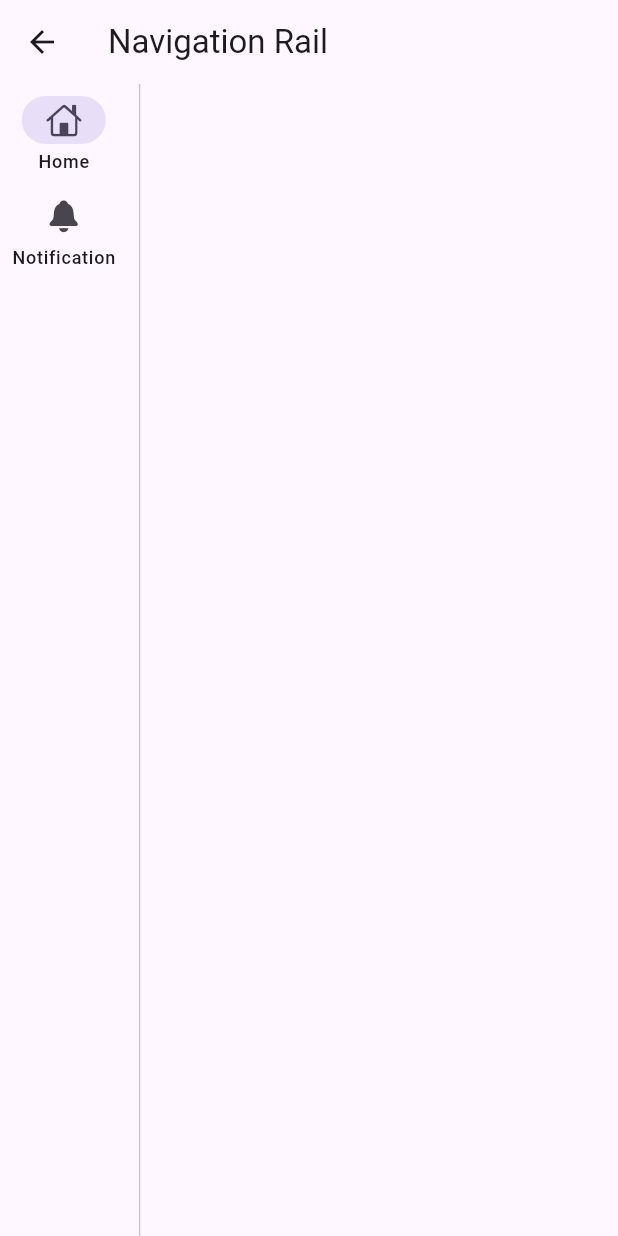
After one commit to darshanpatellr/widget_of_week, a Flutter app: the NavigationRailScreen screen opened directly, after a tap on "Home", on a phone screen of 412 x 824 dp. The commit adds this screen. Run offline on Flutter 3.47's test engine with Material 3 defaults, Android fonts, the phone set to English and light mode, and no system bars; our stand-ins replace fl_chart, flutter_animate, video_player; missing offline and left inert: home_widget; network calls fail.

Commit message:
feat: Add NavigationRail example
This commit introduces a new screen to demonstrate the `NavigationRail` widget.

- Creates a new `NavigationRailScreen` to house the example.
- Implements a basic `NavigationRail` with two destinations: "Home" and "Notification".
- Adds state management for the selected index.
- Integrates a button on the main screen to navigate to the new `NavigationRailScreen`.

```diff
--- a/lib/main.dart
+++ b/lib/main.dart
@@ -10,6 +10,7 @@ import 'package:flutter/material.dart' hide ImageInfo;
 import 'package:flutter_animate/flutter_animate.dart';
 import 'package:home_widget/home_widget.dart';
 
+import 'screens/navigation_rail_screen.dart';
 import 'widget/reusable_container.dart';
 
 void main() {
@@ -86,6 +87,7 @@ class _HomeScreenState extends State<HomeScreen>
             CupertinoSliverNavigationBar(largeTitle: Text("Cupertino")),
             SliverList(
               delegate: SliverChildListDelegate([
+                _navigationRail(),
                 _autocomplete(),
                 _linearGradient(),
                 _rawMagnifier(),
@@ -115,6 +117,25 @@ class _HomeScreenState extends State<HomeScreen>
         ),
         bottomNavigationBar: _bottomNavigation(),
       ),
+    );
+  }
+
+  /// ---------- Navigation Rail ---------- ///
+
+  Widget _navigationRail() {
+    return ReusableContainer(
+      title: "Navigation Rail",
+      widget: CupertinoButton.filled(
+        child: Text("NavigationRail Screen"),
+        onPressed: () {
+          Navigator.push(
+            context,
+            MaterialPageRoute<void>(
+              builder: (context) => const NavigationRailScreen(),
+            ),
+          );
+        },
+      )
     );
   }
 
--- /dev/null
+++ b/lib/screens/navigation_rail_screen.dart
@@ -0,0 +1,48 @@
+import 'package:flutter/cupertino.dart';
+import 'package:flutter/material.dart';
+
+class NavigationRailScreen extends StatefulWidget {
+  const NavigationRailScreen({super.key});
+
+  @override
+  State<NavigationRailScreen> createState() => _NavigationRailScreenState();
+}
+
+class _NavigationRailScreenState extends State<NavigationRailScreen> {
+
+  int _selectedIndex = 0;
+  NavigationRailLabelType labelType = NavigationRailLabelType.all;
+  bool showLeading = false;
+  bool showTrailing = false;
+  double groupAlignment = -1.0;
+
+  @override
+  Widget build(BuildContext context) {
+    return Scaffold(
+      appBar: AppBar(title: Text("Navigation Rail"),),
+      body: SafeArea(
+          child: Row(
+            children: <Widget>[
+              NavigationRail(
+                  selectedIndex: _selectedIndex,
+                labelType: labelType,
+                onDestinationSelected: (int index){
+                    setState(() {
+                      _selectedIndex=index;
+                    });
+                },
+                destinations: <NavigationRailDestination>[
+                  NavigationRailDestination(icon: Icon(CupertinoIcons.home), label: Text("Home")),
+                  NavigationRailDestination(icon: Icon(CupertinoIcons.bell_fill), label: Text("Notification"))
+                ],
+              ),
+              VerticalDivider(),
+              Expanded(
+                child: Column(),
+              )
+            ],
+          )
+      ),
+    );
+  }
+}
```
